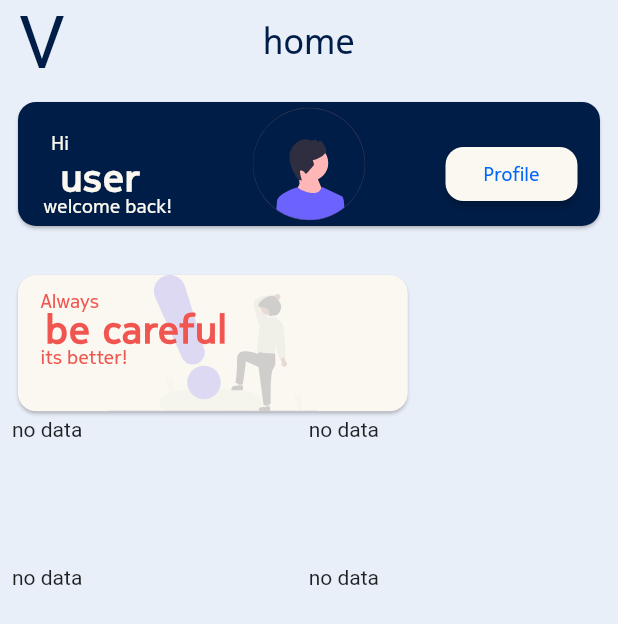
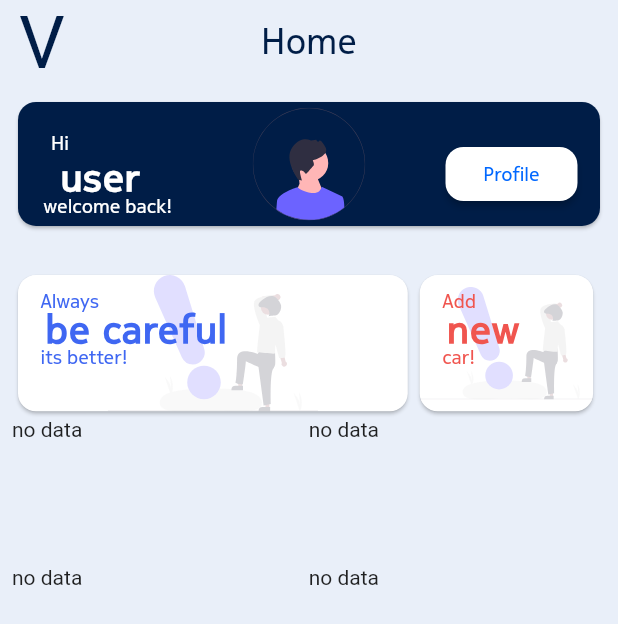
Before and after one commit to zmeulDev/valero, a Flutter app: the Home screen opened directly, on a phone screen of 412 x 824 dp. Shown: the top 624 px of the screen. Run offline on Flutter 3.47's test engine with Material 2 defaults, Android fonts, the phone set to English and light mode, and no system bars; our stand-ins replace cached_network_image, cloud_firestore, firebase_auth, firebase_core, firebase_storage, flutter_custom_clippers and 9 more; missing offline and left inert: avatar_view, mobile_number; accounts and stored records are empty; network calls fail; Roboto replaces fonts that are missing (Depot).

Commit message:
nokia pure work

```diff
--- a/lib/pages/Auth/login.dart
+++ b/lib/pages/Auth/login.dart
@@ -124,7 +124,7 @@ class _LoginState extends State<Login> {
                           Text(
                             _mobileNumber,
                             style: style2.copyWith(
-                              color: fourthColor,
+                              color: tertiaryColor,
                               fontSize: 20,
                             ),
                           )
@@ -143,7 +143,7 @@ class _LoginState extends State<Login> {
 
                         decoration: BoxDecoration(
                           borderRadius: BorderRadius.circular(12),
-                          color: fourthColor,
+                          color: tertiaryColor,
                         ),
                         child: Center(
                           child: Text(
--- a/lib/pages/Car/widgets/helloWidget.dart
+++ b/lib/pages/Car/widgets/helloWidget.dart
@@ -16,7 +16,7 @@ helloWidget() {
       height: 75,
       width: 75,
     ),
-    textColor: primaryColor,
+    textColor: fourthColor,
     buttonText: 'Profile',
     navigate: const Profile(),
   );
--- a/lib/pages/Car/widgets/nextInspectionWidget.dart
+++ b/lib/pages/Car/widgets/nextInspectionWidget.dart
@@ -32,13 +32,10 @@ nextInspection() {
                 ? car['plates']
                 : 'no data set',
             color: secondaryColor,
-            image: SvgPicture.asset(
-              'assets/svg/inspection.svg',
-              alignment: Alignment.bottomRight,
-            ),
+            image: SvgPicture.asset('',),
             textColor: DateTime.now().isBefore(car['inspection'].toDate())
                 ? tertiaryColor
-                : const Color(0xFFf0554f),
+                : fifthColor,
             buttonText: 'buttonText',
           );
         }
--- a/lib/pages/Car/widgets/nextInsuranceWidget.dart
+++ b/lib/pages/Car/widgets/nextInsuranceWidget.dart
@@ -30,14 +30,13 @@ nextInsurance() {
             paragraph: car['insurance'].toString().isNotEmpty
                 ? car['plates']
                 : 'no data set',
-            color: secondaryColor,
-            image: SvgPicture.asset(
-              'assets/svg/insurance.svg',
-              alignment: Alignment.bottomRight,
-            ),
+            color: DateTime.now().isBefore(car['insurance'].toDate())
+                ? secondaryColor
+                : secondaryColor,
+            image: SvgPicture.asset('',),
             textColor: DateTime.now().isBefore(car['insurance'].toDate())
                 ? tertiaryColor
-                : const Color(0xFFf0554f),
+                : fifthColor,
             buttonText: 'buttonText',
           );
         }
--- a/lib/pages/Car/widgets/nextMaintenanceWidget.dart
+++ b/lib/pages/Car/widgets/nextMaintenanceWidget.dart
@@ -31,14 +31,13 @@ nextMaintenance() {
             paragraph: car['maintenance'].toString().isNotEmpty
                 ? car['plates']
                 : 'no data set',
-            color: secondaryColor,
-            image: SvgPicture.asset(
-              'assets/svg/insurance.svg',
-              alignment: Alignment.bottomRight,
-            ),
+            color: DateTime.now().isBefore(car['maintenance'].toDate())
+                ? secondaryColor
+                : secondaryColor,
+            image: SvgPicture.asset('',),
             textColor: DateTime.now().isBefore(car['maintenance'].toDate())
                 ? tertiaryColor
-                : const Color(0xFFf0554f),
+                : fifthColor,
             buttonText: 'buttonText',
           );
         }
--- a/lib/pages/Car/widgets/nextVignetteWidget.dart
+++ b/lib/pages/Car/widgets/nextVignetteWidget.dart
@@ -30,14 +30,13 @@ nextVignette() {
             paragraph: car['vignette'].toString().isNotEmpty
                 ? car['plates']
                 : 'no data set',
-            color: secondaryColor,
-            image: SvgPicture.asset(
-              'assets/svg/vignette.svg',
-              alignment: Alignment.bottomRight,
-            ),
+            color: DateTime.now().isBefore(car['vignette'].toDate())
+                ? secondaryColor
+                : secondaryColor,
+            image: SvgPicture.asset('',),
             textColor: DateTime.now().isBefore(car['vignette'].toDate())
                 ? tertiaryColor
-                : const Color(0xFFf0554f),
+                : fifthColor,
             buttonText: 'buttonText',
           );
         }
--- a/lib/pages/Car/widgets/noteWidget.dart
+++ b/lib/pages/Car/widgets/noteWidget.dart
@@ -17,7 +17,7 @@ noteWidget() {
       image: SvgPicture.asset(
         'assets/svg/notify.svg',
       ),
-      textColor: const Color(0xFFf0554f),
+      textColor: const Color(0XFF3f67f2),
       buttonText: 'buttonText',
     ),
   );
--- a/lib/pages/home.dart
+++ b/lib/pages/home.dart
@@ -1,5 +1,6 @@
 
 import 'package:flutter/material.dart';
+import 'package:flutter_svg/flutter_svg.dart';
 import 'package:get/get.dart';
 import 'package:valero/pages/Car/widgets/helloWidget.dart';
 import 'package:valero/pages/Car/widgets/nextInspectionWidget.dart';
@@ -8,6 +9,8 @@ import 'package:valero/pages/Car/widgets/nextMaintenanceWidget.dart';
 import 'package:valero/pages/Car/widgets/nextVignetteWidget.dart';
 import 'package:valero/pages/Car/widgets/noteWidget.dart';
 import 'package:valero/pages/appBar.dart';
+import 'package:valero/utils/constant.dart';
+import 'package:valero/utils/createBoxCard.dart';
 
 class Home extends StatefulWidget {
   const Home({Key? key}) : super(key: key);
@@ -25,7 +28,7 @@ class _HomeState extends State<Home> {
   @override
   Widget build(BuildContext context) {
     return Scaffold(
-      appBar: getAppBar('home'),
+      appBar: getAppBar('Home'),
       body: getBody(),
     );
   }
@@ -44,7 +47,22 @@ class _HomeState extends State<Home> {
                 height: Get.height * 0.03,
               ),
               Row(
-                children: [ noteWidget(), ],
+                children: [ noteWidget(),
+                  SizedBox(
+                    width: Get.width * 0.30,
+                    height: Get.height * 0.12,
+                    child: CreateBoxCard(
+                      subTitle: 'Add',
+                      title: 'new',
+                      paragraph: 'car!',
+                      color: secondaryColor,
+                      image: SvgPicture.asset(
+                        'assets/svg/notify.svg',
+                      ),
+                      textColor: const Color(0xFFf0554f),
+                      buttonText: 'buttonText',
+                    ),
+                  )],
               ),
               Row(
                 children: [
--- a/lib/pages/navbar.dart
+++ b/lib/pages/navbar.dart
@@ -47,7 +47,7 @@ class _NavigationState extends State<Navigation> {
           inactiveColorSecondary: tertiaryColor,
           iconSize: 24),
       PersistentBottomNavBarItem(
-          icon: const Icon(LineIcons.car),
+          icon: const Icon(LineIcons.suitcaseRolling),
           title: ("Garage"),
           activeColorPrimary: primaryColor,
           activeColorSecondary: tertiaryColor,
--- a/lib/utils/constant.dart
+++ b/lib/utils/constant.dart
@@ -3,11 +3,11 @@ import 'package:google_fonts/google_fonts.dart';
 import 'package:intl/intl.dart';
 
 const primaryColor = Color(0xFFe9eff9);
-const secondaryColor = Color(0xfffaf8f0);
+const secondaryColor = Color(0xffFFFFFF);
 const tertiaryColor = Color(0xFF001d47);
 const fourthColor  = Color(0xFF0168ff);
 const fifthColor = Color(0xFFf47f30);
-const sixthColor = Color(0xFF9563fc);
+const sixthColor = Color(0XFF4fb4fe);
 
 final f = new DateFormat('dd MM yyyy');
 
```
